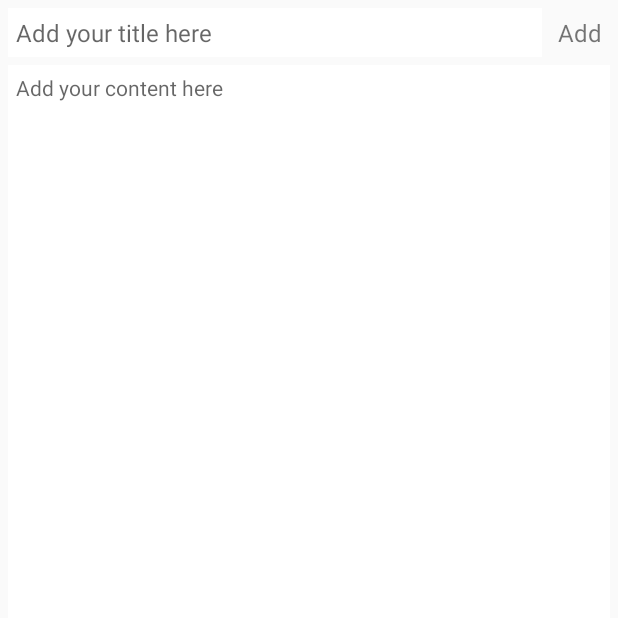
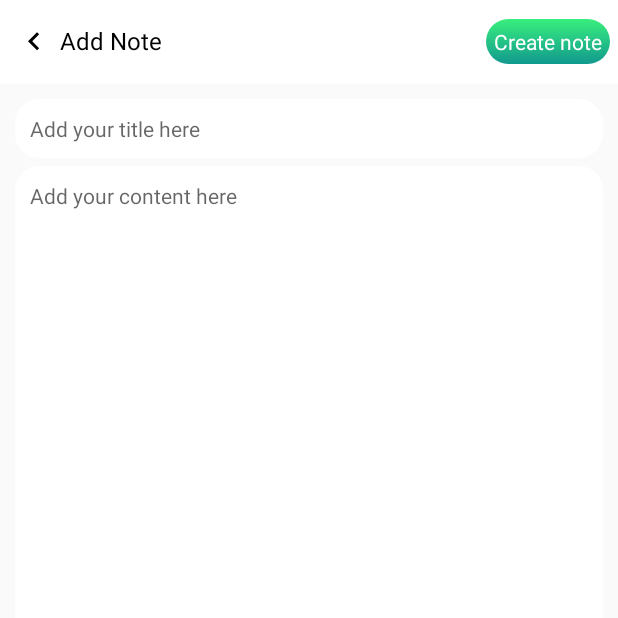
Before and after one commit to Shamivul/Notes, an Android app: the screen it shows after launch (AddNoteActivity), after a tap on "New Note", on a phone screen of 412 x 824 dp, the top half of it. Run offline under Robolectric (Android 15) with nearby library versions, the phone set to English and light mode, and no system bars; our stand-ins replace ButterKnife, Room's generated code.

Commit message:
view Note and add note activity design change

```diff
--- a/app/src/main/java/com/example/notes/Activities/AddNoteActivity.java
+++ b/app/src/main/java/com/example/notes/Activities/AddNoteActivity.java
@@ -6,6 +6,8 @@ import android.content.Context;
 import android.content.Intent;
 import android.os.AsyncTask;
 import android.os.Bundle;
+import android.text.Editable;
+import android.text.TextWatcher;
 import android.util.Log;
 import android.view.View;
 import android.widget.EditText;
@@ -37,6 +39,9 @@ public class AddNoteActivity extends AppCompatActivity {
     @BindView(R.id.add_note_tv)
     TextView addNoteTv;
 
+    @BindView(R.id.header_title)
+    TextView headerTitleTv;
+
     private static NotesDataBaseClass notesDataBaseClass;
     private static Note note;
 
@@ -60,6 +65,10 @@ public class AddNoteActivity extends AppCompatActivity {
                 Toast.makeText(this,R.string.fill_fields_text,Toast.LENGTH_SHORT).show();
             }
 
+        });
+
+        headerTitleTv.setOnClickListener(view -> {
+            onBackPressed();
         });
 
     }
@@ -91,4 +100,9 @@ public class AddNoteActivity extends AppCompatActivity {
             onCancelled();
         }
     }
+
+    @Override
+    public void onBackPressed() {
+        super.onBackPressed();
+    }
 }
--- /dev/null
+++ b/app/src/main/res/drawable/ic_keyboard_arrow_left_black_24dp.xml
@@ -0,0 +1,9 @@
+<vector xmlns:android="http://schemas.android.com/apk/res/android"
+        android:width="24dp"
+        android:height="24dp"
+        android:viewportWidth="24.0"
+        android:viewportHeight="24.0">
+    <path
+        android:fillColor="#FF000000"
+        android:pathData="M15.41,16.09l-4.58,-4.59 4.58,-4.59L14,5.5l-6,6 6,6z"/>
+</vector>
--- /dev/null
+++ b/app/src/main/res/drawable/rounded_blank_bg.xml
@@ -0,0 +1,7 @@
+<?xml version="1.0" encoding="utf-8"?>
+<shape android:shape="rectangle" xmlns:android="http://schemas.android.com/apk/res/android">
+
+    <corners android:radius="16dp"/>
+    <solid android:color="#ffffff"/>
+
+</shape>
--- a/app/src/main/res/layout/activity_add_note.xml
+++ b/app/src/main/res/layout/activity_add_note.xml
@@ -4,49 +4,81 @@
     xmlns:tools="http://schemas.android.com/tools"
     android:layout_width="match_parent"
     android:layout_height="match_parent"
-    android:padding="5dp"
     tools:context=".Activities.AddNoteActivity">
+
+    <RelativeLayout
+        android:layout_width="match_parent"
+        android:layout_height="?actionBarSize"
+        android:id="@+id/header"
+        android:background="#ffffff"
+        app:layout_constraintTop_toTopOf="parent"
+        app:layout_constraintStart_toStartOf="parent"
+        app:layout_constraintEnd_toEndOf="parent">
+
+        <TextView
+            android:id="@+id/header_title"
+            android:layout_width="wrap_content"
+            android:layout_height="wrap_content"
+            android:layout_alignParentStart="true"
+            android:layout_centerVertical="true"
+            android:layout_marginStart="5dp"
+            android:drawableStart="@drawable/ic_keyboard_arrow_left_black_24dp"
+            android:drawablePadding="5dp"
+            android:padding="5dp"
+            android:text="@string/create_new_note"
+            android:textColor="#000000"
+            android:textSize="16sp" />
+
+        <TextView
+            android:id="@+id/add_note_tv"
+            android:layout_width="wrap_content"
+            android:layout_height="wrap_content"
+            android:layout_alignParentEnd="true"
+            android:layout_centerVertical="true"
+            android:layout_marginEnd="5dp"
+            android:background="@drawable/bg_note_list_item"
+            android:padding="5dp"
+            android:text="@string/add_text"
+            android:textColor="?android:textColorPrimary"
+            android:textSize="14sp" />
+
+    </RelativeLayout>
 
     <EditText
         android:id="@+id/edit_title_tv"
         android:layout_width="0dp"
         android:layout_height="wrap_content"
-        android:layout_marginEnd="5dp"
-        android:background="#fff"
+        android:layout_marginStart="10dp"
+        android:layout_marginTop="10dp"
+        android:layout_marginEnd="10dp"
+        android:background="@drawable/rounded_blank_bg"
         android:hint="@string/Add_title_text"
         android:inputType="text"
         android:maxHeight="50dp"
         android:maxLength="100"
-        android:padding="5dp"
-        android:textSize="16sp"
-        app:layout_constraintBottom_toTopOf="@+id/add_content_tv"
-        app:layout_constraintEnd_toStartOf="@+id/add_note_tv"
+        android:padding="10dp"
+        android:textColor="#000000"
+        android:textSize="14sp"
+        app:layout_constraintEnd_toEndOf="parent"
         app:layout_constraintStart_toStartOf="parent"
-        app:layout_constraintTop_toTopOf="parent" />
+        app:layout_constraintTop_toBottomOf="@+id/header" />
 
     <EditText
         android:id="@+id/add_content_tv"
         android:layout_width="0dp"
         android:layout_height="0dp"
+        android:layout_marginStart="10dp"
         android:layout_marginTop="5dp"
-        android:background="#fff"
+        android:layout_marginEnd="10dp"
+        android:background="@drawable/rounded_blank_bg"
         android:gravity="start"
         android:hint="@string/Add_content_text"
-        android:padding="5dp"
+        android:padding="10dp"
+        android:textColor="#000000"
         android:textSize="14sp"
         app:layout_constraintBottom_toBottomOf="parent"
         app:layout_constraintEnd_toEndOf="parent"
         app:layout_constraintStart_toStartOf="parent"
         app:layout_constraintTop_toBottomOf="@+id/edit_title_tv" />
 
-    <TextView
-        android:id="@+id/add_note_tv"
-        android:layout_width="wrap_content"
-        android:layout_height="wrap_content"
-        android:padding="5dp"
-        android:text="@string/add_text"
-        android:textSize="16sp"
-        app:layout_constraintEnd_toEndOf="parent"
-        app:layout_constraintTop_toTopOf="parent" />
-
 </androidx.constraintlayout.widget.ConstraintLayout>
--- a/app/src/main/res/values/strings.xml
+++ b/app/src/main/res/values/strings.xml
@@ -2,15 +2,17 @@
     <string name="app_name">Notes</string>
     <string name="note_title_text">My Speech</string>
     <string name="note_created_time_text">03&#45;02&#45;2020 15&#45;23&#45;56</string>
-    <string name="note_description_text">"One of the oldest civilisations in the world, India is a mosaic of multicultural experiences.\n" +
-                " With a rich heritage and myriad attractions, the country is among the most popular tourist destinations in the world. It covers an area of 32, 87,263 sq. km, \n" +
-                "extending from the snow-covered Himalayan heights to the tropical rain forests of the south. As the 7th largest country in the world, India stands apart from the rest of Asia, marked off as it is by mountains and the sea,\n"+
-                "which give the country a distinct geographical entity.\n"</string>
+    <string name="note_description_text">"One of the oldest civilisations in the world, India is a mosaic of multicultural experiences."
+                " With a rich heritage and myriad attractions, the country is among the most popular tourist destinations in the world. It covers an area of 32, 87,263 sq. km,"
+                "extending from the snow-covered Himalayan heights to the tropical rain forests of the south. As the 7th largest country in the world, India stands apart from the rest of Asia, marked off as it is by mountains and the sea,"
+                "which give the country a distinct geographical entity."</string>
 
     <string name="new_note_text">New Note</string>
     <string name="Add_title_text">Add your title here</string>
     <string name="Add_content_text">Add your content here</string>
-    <string name="add_text">Add</string>
+    <string name="add_text">Create note</string>
     <string name="fill_fields_text">Please fill all the fields</string>
     <string name="save_text">Save</string>
+    <string name="create_new_note">Add Note</string>
+    <string name="view_note_title">View Note</string>
 </resources>
```
Also changed, not shown: app/src/main/java/com/example/notes/Activities/ViewNoteActivity.java (+16 -0 lines), app/src/main/res/layout/activity_view_note.xml (+39 -5 lines).
